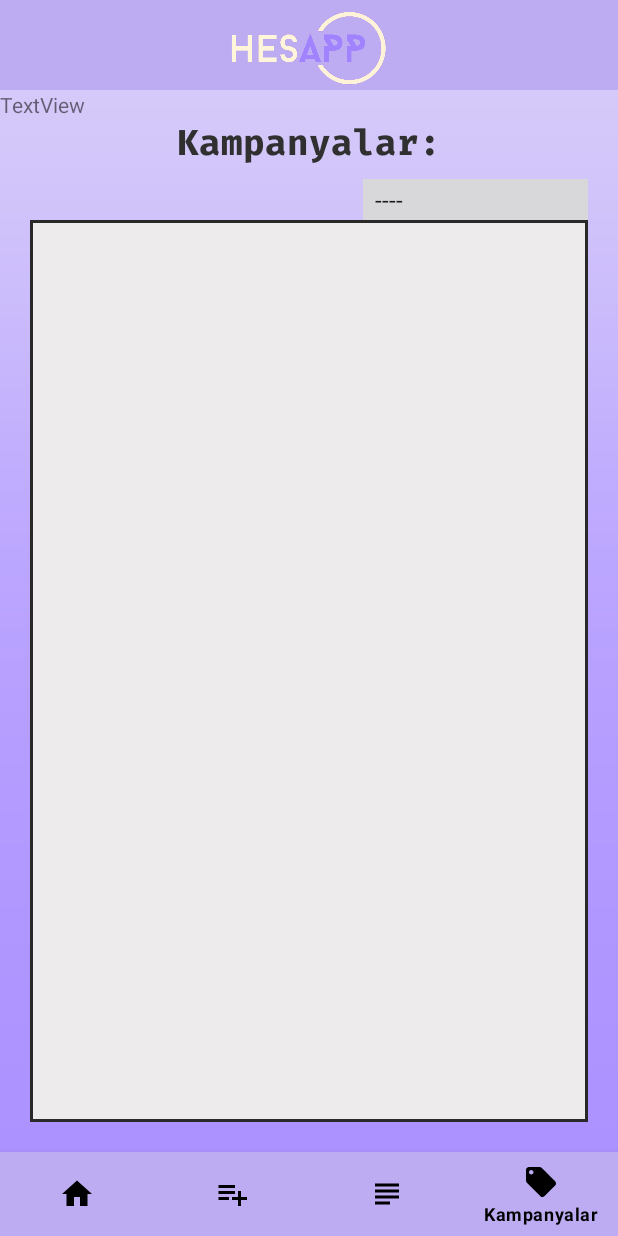
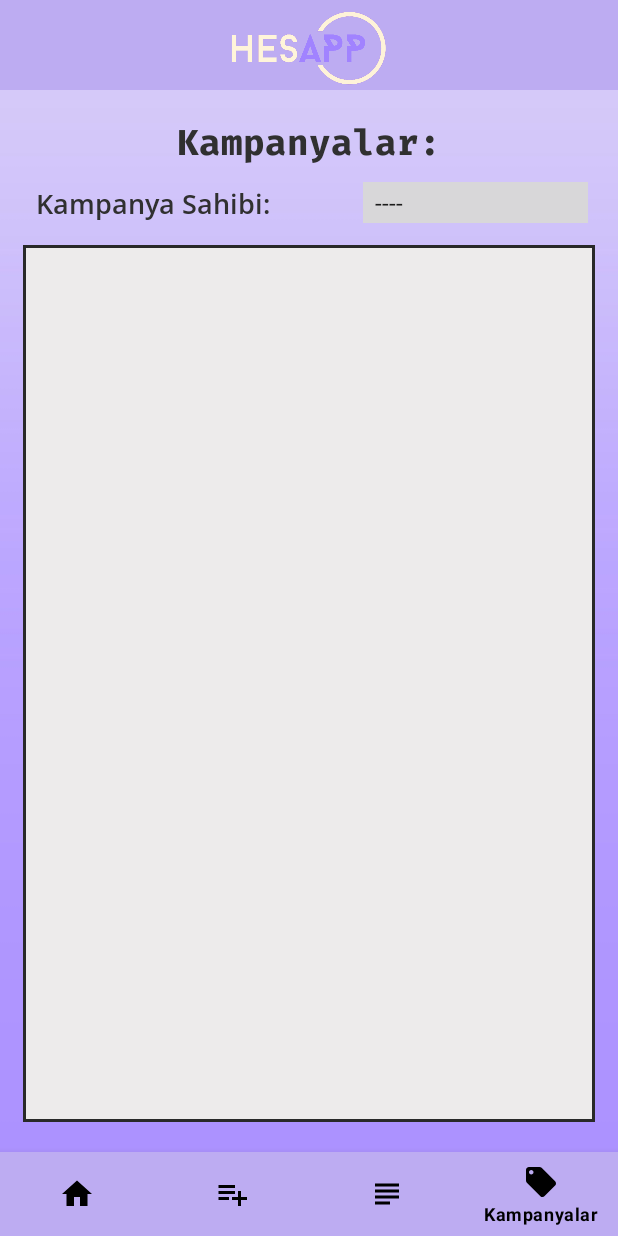
Before and after one commit to emirsansar/HesApp---Subscriptions-Tracker, an Android app: the OffersFragment screen opened through its navigation route, on a phone screen of 412 x 824 dp. Run offline under Robolectric (Android 15) with nearby library versions, the phone set to English and light mode, and no system bars; our stand-ins replace Firebase (no records; nobody signed in at launch, a user with empty details on screens opened directly), navigation-ui; 5 statements that could not run were skipped.

Commit message:
offers vm

```diff
--- a/app/src/main/java/com/acm431proje/hesapp/Adapter/OffersAdapter.kt
+++ b/app/src/main/java/com/acm431proje/hesapp/Adapter/OffersAdapter.kt
@@ -38,4 +38,11 @@ class OffersAdapter(private val offersList: ArrayList<Offer>): RecyclerView.Adap
         }
     }
 
+    fun updateData(newList: List<Offer>){
+        offersList.clear()
+        offersList.addAll(newList)
+        notifyDataSetChanged()
+    }
+
+
 }
--- a/app/src/main/java/com/acm431proje/hesapp/View/Main/OffersFragment.kt
+++ b/app/src/main/java/com/acm431proje/hesapp/View/Main/OffersFragment.kt
@@ -5,10 +5,12 @@ import androidx.fragment.app.Fragment
 import android.view.LayoutInflater
 import android.view.View
 import android.view.ViewGroup
-import android.widget.Toast
+import android.widget.AdapterView
+import androidx.lifecycle.Observer
+import androidx.lifecycle.ViewModelProvider
 import androidx.recyclerview.widget.LinearLayoutManager
 import com.acm431proje.hesapp.Adapter.OffersAdapter
-import com.acm431proje.hesapp.Model.Offer
+import com.acm431proje.hesapp.ViewModel.OfferViewModel
 import com.acm431proje.hesapp.databinding.FragmentOffersBinding
 import com.google.firebase.Firebase
 import com.google.firebase.firestore.FirebaseFirestore
@@ -19,17 +21,14 @@ class OffersFragment : Fragment() {
     private lateinit var binding: FragmentOffersBinding
     private lateinit var firestore: FirebaseFirestore
 
-    private lateinit var offersList: ArrayList<Offer>
-    private var feedOffersAdapter: OffersAdapter? = null
+    private val offersAdapter = OffersAdapter(arrayListOf())
 
-    private lateinit var layoutManager: LinearLayoutManager
+    private lateinit var viewModel: OfferViewModel
 
     override fun onCreate(savedInstanceState: Bundle?) {
         super.onCreate(savedInstanceState)
 
         firestore = Firebase.firestore
-
-        offersList = ArrayList()
     }
 
     override fun onCreateView(
@@ -43,37 +42,67 @@ class OffersFragment : Fragment() {
     override fun onViewCreated(view: View, savedInstanceState: Bundle?) {
         super.onViewCreated(view, savedInstanceState)
 
-        layoutManager = LinearLayoutManager(requireContext())
-        binding.recyclerOffersView.layoutManager = layoutManager
+        viewModel = ViewModelProvider(this)[OfferViewModel::class.java]
 
-        getOffers()
+        setupRecyclerView()
 
-        feedOffersAdapter = OffersAdapter(offersList)
-        binding.recyclerOffersView.adapter = feedOffersAdapter
-        feedOffersAdapter?.notifyDataSetChanged()
+        observeViewModel()
+
+        setListeners()
     }
 
 
-    private fun getOffers(){
+    private fun observeLiveData(){
+        viewModel.offers.observe(viewLifecycleOwner, Observer { offers ->
+            offers?.let {
+                offersAdapter!!.updateData(offers)
+            }
+        })
 
-        firestore.collection("offers").get().addOnSuccessListener { snapshot ->
-            offersList?.clear()
+        viewModel.offersLoading.observe(viewLifecycleOwner, Observer { loading ->
+            binding.swipeRefreshLayout.visibility = if (loading) View.INVISIBLE else View.VISIBLE
+        })
+    }
 
-            for (document in snapshot){
-                val company = document.getString("Company")
-                val offerText = document.getString("Info")
+    private fun observeViewModel(){
+        viewModel.fetchOffers()
 
-                val offer = Offer(company!!, offerText!!)
-                offersList.add(offer)
+        observeLiveData()
+    }
+
+    private fun setupRecyclerView(){
+        binding.recyclerOffersView.layoutManager = LinearLayoutManager(context)
+        binding.recyclerOffersView.adapter = offersAdapter
+    }
+    private fun setSpinnerCompanyListener(){
+        binding.spinnerCategory.onItemSelectedListener = object : AdapterView.OnItemSelectedListener{
+            override fun onItemSelected(
+                parent: AdapterView<*>?, view: View?, position: Int, id: Long
+            ) {
+                if (position != 0){
+                    val selectedItem = parent?.getItemAtPosition(position).toString()
+                    viewModel.getServicesByCompany(selectedItem)?.let {
+                        offersAdapter.updateData(it)
+                    }
+                }
+                else viewModel.fetchOffers()
             }
 
-            offersList.sortBy { it.company }
-
-            feedOffersAdapter?.notifyDataSetChanged()
-        }.addOnFailureListener { error ->
-            Toast.makeText(requireContext(), "Bir hata oldu: ${error.localizedMessage}",Toast.LENGTH_SHORT).show()
+            override fun onNothingSelected(parent: AdapterView<*>?) {
+                TODO("Not yet implemented")
+            }
         }
-
     }
 
+    private fun setSwipeRefreshListener(){
+        binding.swipeRefreshLayout.setOnRefreshListener {
+            viewModel.fetchOffers()
+            binding.swipeRefreshLayout.isRefreshing = false
+        }
+    }
+
+    private fun setListeners(){
+        setSpinnerCompanyListener()
+        setSwipeRefreshListener()
+    }
 }
--- a/app/src/main/res/layout/fragment_offers.xml
+++ b/app/src/main/res/layout/fragment_offers.xml
@@ -24,13 +24,25 @@
         app:layout_constraintTop_toTopOf="parent"
         app:layout_constraintVertical_bias="0.021" />
 
+    <androidx.swiperefreshlayout.widget.SwipeRefreshLayout
+        android:id="@+id/swipeRefreshLayout"
+        android:layout_width="0dp"
+        android:layout_height="0dp"
+        android:layout_marginStart="15dp"
+        android:layout_marginEnd="15dp"
+        android:layout_marginTop="15dp"
+        android:layout_marginBottom="20dp"
+        app:layout_constraintBottom_toBottomOf="parent"
+        app:layout_constraintEnd_toEndOf="parent"
+        app:layout_constraintHorizontal_bias="0.489"
+        app:layout_constraintStart_toStartOf="parent"
+        app:layout_constraintTop_toBottomOf="@+id/textView13"
+        app:layout_constraintVertical_bias="0.619">
+
         <androidx.recyclerview.widget.RecyclerView
             android:id="@+id/recyclerOffersView"
             android:layout_width="0dp"
             android:layout_height="0dp"
-        android:layout_marginStart="20dp"
-        android:layout_marginEnd="20dp"
-        android:layout_marginBottom="20dp"
             android:background="@drawable/border_recycler"
             android:paddingTop="5dp"
             android:paddingBottom="5dp"
@@ -38,25 +50,35 @@
             app:layout_constraintEnd_toEndOf="parent"
             app:layout_constraintHorizontal_bias="0.0"
             app:layout_constraintStart_toStartOf="parent"
-        app:layout_constraintTop_toBottomOf="@+id/spinnerCategory"
+            app:layout_constraintTop_toBottomOf="parent"
             app:layout_constraintVertical_bias="1.0" />
+
+    </androidx.swiperefreshlayout.widget.SwipeRefreshLayout>
+
 
     <TextView
         android:id="@+id/textView13"
         android:layout_width="wrap_content"
         android:layout_height="wrap_content"
-        android:text="TextView"
-        tools:layout_editor_absoluteX="20dp"
-        tools:layout_editor_absoluteY="58dp" />
+        android:layout_marginStart="10dp"
+        android:layout_marginTop="8dp"
+        android:fontFamily="@font/opensanssemibold"
+        android:text="Kampanya Sahibi:"
+        android:textColor="@color/text"
+        android:textSize="18sp"
+        app:layout_constraintEnd_toStartOf="@+id/spinnerCategory"
+        app:layout_constraintHorizontal_bias="0.185"
+        app:layout_constraintStart_toStartOf="parent"
+        app:layout_constraintTop_toBottomOf="@+id/textView9"
+        />
 
     <Spinner
         android:id="@+id/spinnerCategory"
         android:layout_width="150dp"
         android:layout_height="27dp"
-        android:layout_marginTop="4dp"
+        android:layout_marginTop="6dp"
         android:background="#d8d7d9"
-        android:entries="@array/filter_options_categories"
-
+        android:entries="@array/filter_options_offers"
         android:popupBackground="#d8d7d9"
         app:layout_constraintEnd_toEndOf="parent"
         app:layout_constraintHorizontal_bias="0.923"
```
Also changed, not shown: app/src/main/res/drawable/offer_nays.png, app/src/main/res/drawable/offer_papara.png. Lines whose indentation alone changed are shown as unchanged.
